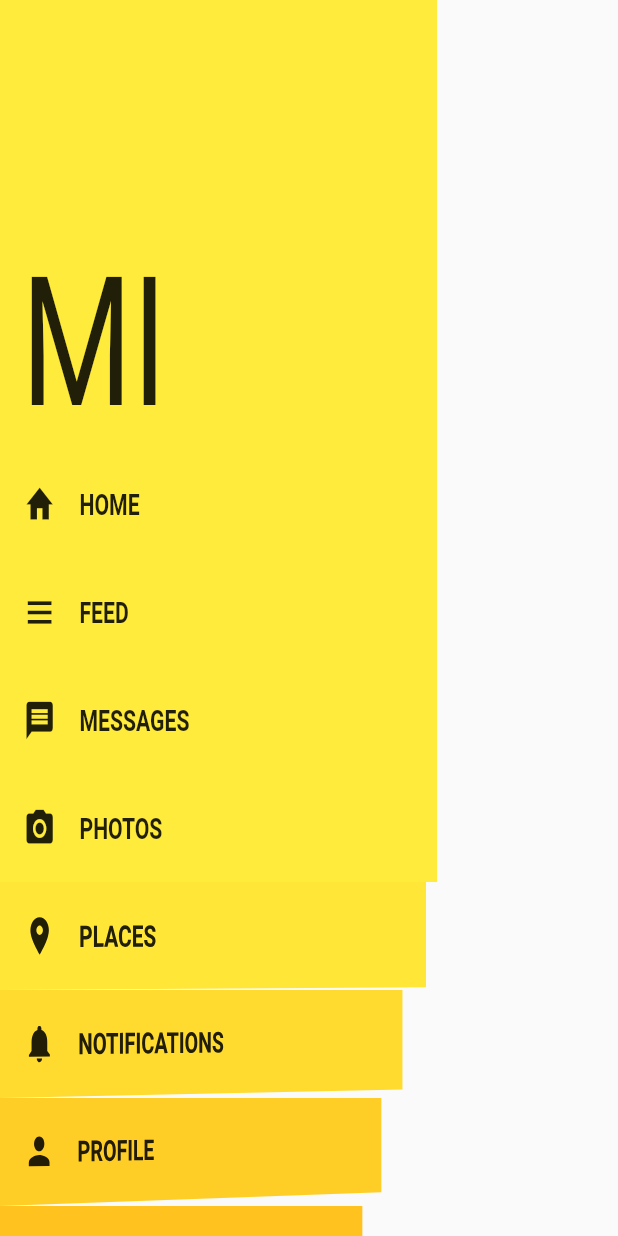
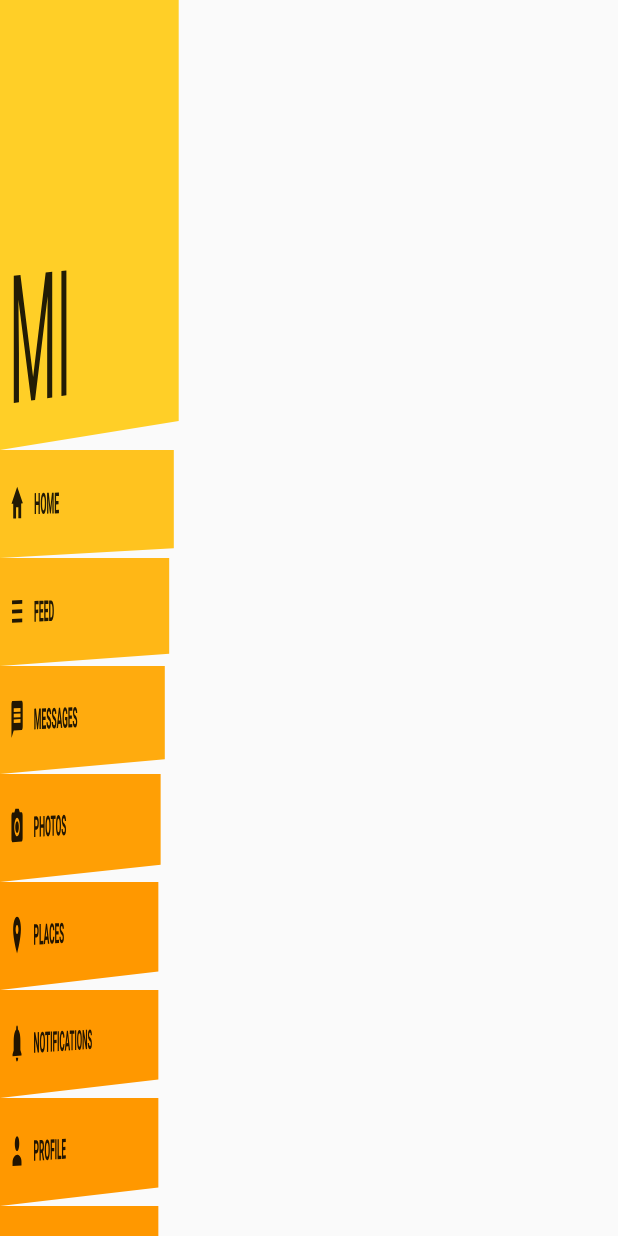
Before and after one commit to pawelsa/staged_drawer, a Flutter app: the screen it shows after launch, after a tap on the "menu" icon, on a phone screen of 412 x 824 dp. Run offline on Flutter 3.47's test engine with Material 2 defaults, Android fonts, the phone set to English and light mode, and no system bars.

```diff
--- a/lib/drawer.dart
+++ b/lib/drawer.dart
@@ -21,7 +21,7 @@ class _StagedDrawerState extends State<StagedDrawer>
     with SingleTickerProviderStateMixin {
   AnimationController _controller;
   Animation _angleAnimation;
-  final _perspectiveTween = Tween(begin: 0.001, end: 0.0);
+  final _perspectiveTween = Tween(begin: 0.0005, end: 0.0);
   final _backgroundColorTween =
       ColorTween(begin: Colors.orange, end: Colors.yellow);
   final _perspectiveAnimations = <Animation>[];
--- a/lib/main.dart
+++ b/lib/main.dart
@@ -42,7 +42,7 @@ class _MyHomePageState extends State<MyHomePage> {
               PageRouteBuilder(
                 pageBuilder: (context, animation1, animation2) => Scaffold(
                   body: StagedDrawer(
-                    duration: Duration(milliseconds: 2000),
+                    duration: Duration(milliseconds: 5000),
                     size: widgetList.length,
                     builder: (context, index) {
                       return widgetList[index];
```
